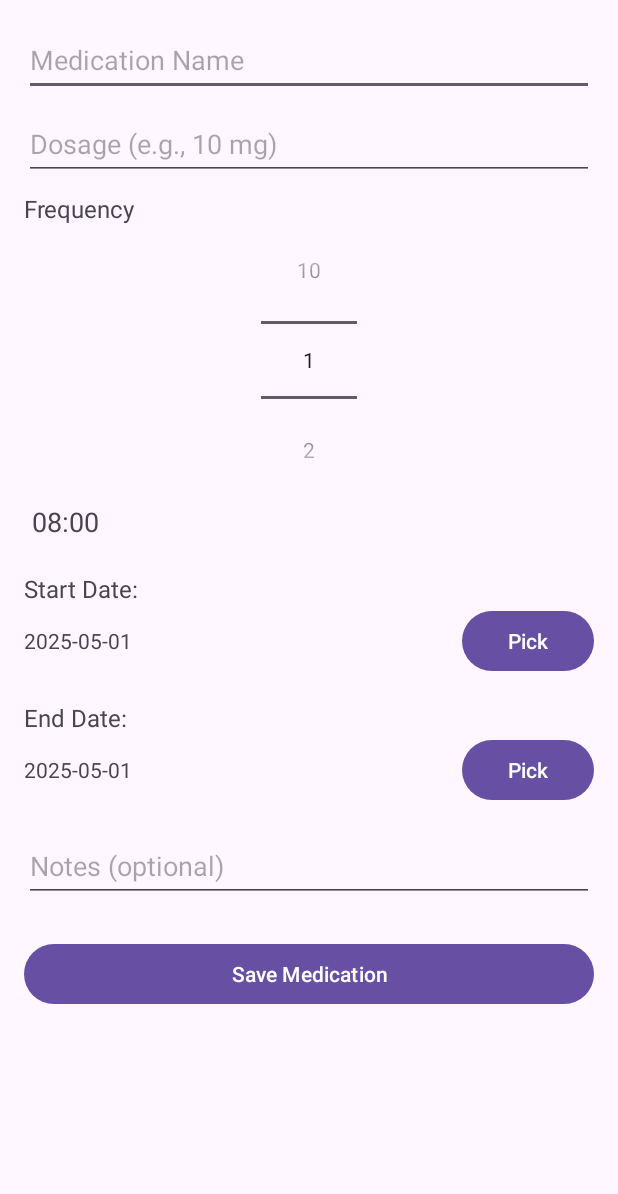
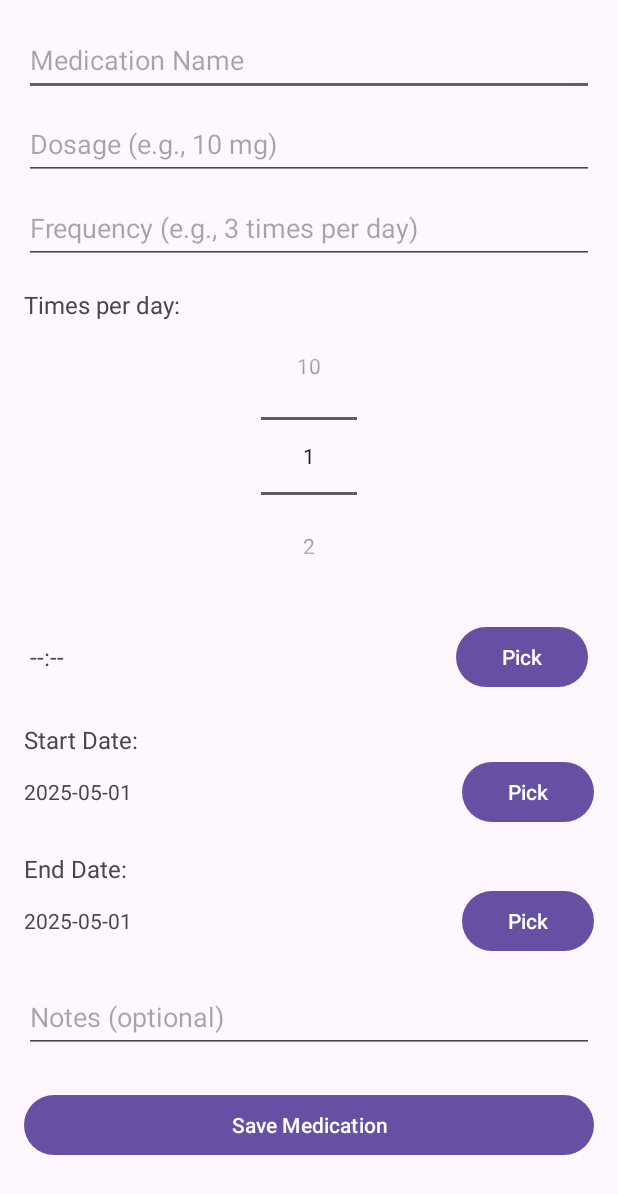
Before and after one commit to OmarBouat/MediAssist, an Android app: the AddMedicationActivity screen opened directly, with no data from a screen before it, on a phone screen of 412 x 824 dp. Shown: the top 1194 px of the screen. Run offline under Robolectric (Android 15) with nearby library versions, the phone set to English and light mode, and no system bars.

```diff
--- a/app/build.gradle
+++ b/app/build.gradle
@@ -34,6 +34,7 @@ dependencies {
     implementation libs.material
     implementation libs.activity
     implementation libs.constraintlayout
+    implementation libs.firebase.crashlytics.buildtools
     testImplementation libs.junit
     androidTestImplementation libs.ext.junit
     androidTestImplementation libs.espresso.core
--- a/app/src/main/java/com/mellah/mediassist/AddMedicationActivity.java
+++ b/app/src/main/java/com/mellah/mediassist/AddMedicationActivity.java
@@ -2,13 +2,17 @@ package com.mellah.mediassist;
 
 import android.app.DatePickerDialog;
 import android.app.TimePickerDialog;
+import android.content.SharedPreferences;
 import android.os.Bundle;
-import android.util.Pair;
+import android.view.LayoutInflater;
+import android.view.View;
 import android.widget.Button;
+import android.widget.DatePicker;
 import android.widget.EditText;
 import android.widget.LinearLayout;
 import android.widget.NumberPicker;
 import android.widget.TextView;
+import android.widget.TimePicker;
 import android.widget.Toast;
 
 import androidx.appcompat.app.AppCompatActivity;
@@ -20,170 +24,137 @@ import java.util.Calendar;
 import java.util.List;
 
 public class AddMedicationActivity extends AppCompatActivity {
-    private EditText etName, etDosage, etNotes;
+    private EditText etName, etDosage, etFrequency, etNotes;
     private TextView tvStartDate, tvEndDate;
     private Button btnPickStartDate, btnPickEndDate, btnSave;
+    private NumberPicker npTimesPerDay;
+    private LinearLayout llTimePickers;
     private MediAssistDatabaseHelper dbHelper;
-    private LinearLayout timePickersLayout;
-    private NumberPicker frequencyPicker;
-
-    private int startYear, startMonth, startDay;
-    private int endYear, endMonth, endDay;
-    private List<Pair<Integer, Integer>> medicationTimes;
+    private LayoutInflater inflater;
+    private Calendar calendar;
 
     @Override
     protected void onCreate(Bundle savedInstanceState) {
         super.onCreate(savedInstanceState);
         setContentView(R.layout.activity_add_medication);
 
-        // Initialize UI elements
-        etName = findViewById(R.id.etMedName);
-        etDosage = findViewById(R.id.etMedDosage);
-        etNotes = findViewById(R.id.etMedNotes);
-        tvStartDate = findViewById(R.id.tvStartDate);
-        tvEndDate = findViewById(R.id.tvEndDate);
+        // Initialize views
+        etName       = findViewById(R.id.etMedName);
+        etDosage     = findViewById(R.id.etMedDosage);
+        etFrequency  = findViewById(R.id.etMedFrequency);
+        etNotes      = findViewById(R.id.etMedNotes);
+        tvStartDate  = findViewById(R.id.tvStartDate);
+        tvEndDate    = findViewById(R.id.tvEndDate);
         btnPickStartDate = findViewById(R.id.btnPickStartDate);
-        btnPickEndDate = findViewById(R.id.btnPickEndDate);
-        btnSave = findViewById(R.id.btnSaveMed);
-        timePickersLayout = findViewById(R.id.timePickersLayout);
-        frequencyPicker = findViewById(R.id.frequencyPicker);
+        btnPickEndDate   = findViewById(R.id.btnPickEndDate);
+        npTimesPerDay = findViewById(R.id.npTimesPerDay);
+        llTimePickers = findViewById(R.id.llTimePickers);
+        btnSave      = findViewById(R.id.btnSaveMed);
 
-        // Initialize member variables
-        medicationTimes = new ArrayList<>();
+        dbHelper     = new MediAssistDatabaseHelper(this);
+        inflater     = LayoutInflater.from(this);
+        calendar     = Calendar.getInstance();
 
-        // Set up the NumberPicker for frequency
-        frequencyPicker.setMinValue(1);
-        frequencyPicker.setMaxValue(10);
+        // Setup Date Pickers
+        final int year  = calendar.get(Calendar.YEAR);
+        final int month = calendar.get(Calendar.MONTH);
+        final int day   = calendar.get(Calendar.DAY_OF_MONTH);
+        updateDateText(tvStartDate, year, month, day);
+        updateDateText(tvEndDate, year, month, day);
 
-        // Initialize the database helper
-        dbHelper = new MediAssistDatabaseHelper(this);
+        btnPickStartDate.setOnClickListener(v -> new DatePickerDialog(
+                AddMedicationActivity.this,
+                (view, y, m, d) -> updateDateText(tvStartDate, y, m, d),
+                year, month, day).show());
 
-        // Initialize current date values
-        Calendar cal = Calendar.getInstance();
-        startYear = endYear = cal.get(Calendar.YEAR);
-        startMonth = endMonth = cal.get(Calendar.MONTH);
-        startDay = endDay = cal.get(Calendar.DAY_OF_MONTH);
-        updateStartDateDisplay();
-        updateEndDateDisplay();
+        btnPickEndDate.setOnClickListener(v -> new DatePickerDialog(
+                AddMedicationActivity.this,
+                (view, y, m, d) -> updateDateText(tvEndDate, y, m, d),
+                year, month, day).show());
 
-        // Set up DatePicker dialogs
-        btnPickStartDate.setOnClickListener(v -> {
-            DatePickerDialog dpd = new DatePickerDialog(
-                    AddMedicationActivity.this,
-                    (view, year, month, dayOfMonth) -> {
-                        startYear = year;
-                        startMonth = month;
-                        startDay = dayOfMonth;
-                        updateStartDateDisplay();
-                    }, startYear, startMonth, startDay);
-            dpd.show();
-        });
+        // Setup NumberPicker
+        npTimesPerDay.setMinValue(1);
+        npTimesPerDay.setMaxValue(10);
+        npTimesPerDay.setValue(1);
+        generateTimePickers(1);
 
-        btnPickEndDate.setOnClickListener(v -> {
-            DatePickerDialog dpd = new DatePickerDialog(
-                    AddMedicationActivity.this,
-                    (view, year, month, dayOfMonth) -> {
-                        endYear = year;
-                        endMonth = month;
-                        endDay = dayOfMonth;
-                        updateEndDateDisplay();
-                    }, endYear, endMonth, endDay);
-            dpd.show();
-        });
+        npTimesPerDay.setOnValueChangedListener((picker, oldVal, newVal) ->
+                generateTimePickers(newVal)
+        );
 
-        // Initialize time pickers based on the initial frequency
-        updateTimePickers();
-
-        // Set listener for frequency changes
-        frequencyPicker.setOnValueChangedListener((picker, oldVal, newVal) -> updateTimePickers());
-
-        // Set up the "Save" button
+        // Save button
         btnSave.setOnClickListener(v -> saveMedication());
     }
 
-    private void updateTimePickers() {
-        int frequency = frequencyPicker.getValue();
+    /**
+     * Dynamically generates time-picker rows based on count.
+     */
+    private void generateTimePickers(int count) {
+        llTimePickers.removeAllViews();
+        for (int i = 0; i < count; i++) {
+            View timeView = inflater.inflate(R.layout.time_picker_item, llTimePickers, false);
+            TextView tvTimeLabel = timeView.findViewById(R.id.tvTimeLabel);
+            Button btnPickTime  = timeView.findViewById(R.id.btnPickTime);
 
-        // Remove existing time pickers
-        timePickersLayout.removeAllViews();
-        medicationTimes.clear();
+            btnPickTime.setOnClickListener(v -> {
+                int h = calendar.get(Calendar.HOUR_OF_DAY);
+                int m = calendar.get(Calendar.MINUTE);
+                new TimePickerDialog(
+                        AddMedicationActivity.this,
+                        (TimePicker view, int hourOfDay, int minute) ->
+                                tvTimeLabel.setText(String.format("%02d:%02d", hourOfDay, minute)),
+                        h, m, true
+                ).show();
+            });
 
-        // Add new time pickers based on the frequency
-        for (int i = 0; i < frequency; i++) {
-            addTimePicker(i);
+            llTimePickers.addView(timeView);
         }
     }
 
-    // Method to add a time picker dynamically
-    private void addTimePicker(int index) {
-        final TextView timeView = new TextView(this);
+    /**
+     * Reads inputs, validates, serializes times, and saves to database.
+     */
+    private void saveMedication() {
+        String name      = etName.getText().toString().trim();
+        String dosage    = etDosage.getText().toString().trim();
+        String freq      = etFrequency.getText().toString().trim();
+        String startDate = tvStartDate.getText().toString();
+        String endDate   = tvEndDate.getText().toString();
+        String notes     = etNotes.getText().toString().trim();
 
-        // Calculate default time based on index
-        int defaultHour = 8 + (index * 4); // 8:00, 12:00, 16:00, etc.
-        if (defaultHour >= 24) {
-            defaultHour -= 24;
-        }
-        final int finalDefaultHour = defaultHour;
-        int defaultMinute = 0;
-
-        timeView.setText(String.format("%02d:%02d", finalDefaultHour, defaultMinute));
-        timeView.setTextSize(18);
-        timeView.setPadding(8, 8, 8, 8);
-        timeView.setClickable(true);
-        medicationTimes.add(new Pair<>(finalDefaultHour, defaultMinute));
-        timeView.setOnClickListener(v -> {
-            TimePickerDialog tpd = new TimePickerDialog(
-                    AddMedicationActivity.this,
-                    (view, hourOfDay, minute) -> {
-                        timeView.setText(String.format("%02d:%02d", hourOfDay, minute));
-                        medicationTimes.set(index, new Pair<>(hourOfDay, minute));
-                    }, finalDefaultHour, defaultMinute, true);
-            tpd.show();
-        });
-        timePickersLayout.addView(timeView);
-    }
-
-    // Method to handle saving the medication
-    private void saveMedication() {
-        String name = etName.getText().toString().trim();
-        String dosage = etDosage.getText().toString().trim();
-        String notes = etNotes.getText().toString().trim();
-
-        // Basic input validation
-        if (name.isEmpty() || dosage.isEmpty()) {
-            Toast.makeText(this, "Fill name, dosage and frequency", Toast.LENGTH_SHORT).show();
+        if (name.isEmpty() || dosage.isEmpty() || freq.isEmpty()) {
+            Toast.makeText(this, "Name, dosage, and frequency are required", Toast.LENGTH_SHORT).show();
             return;
         }
 
-        // Get the selected frequency from the NumberPicker
-        int frequency = frequencyPicker.getValue();
+        // Collect times
+        List<String> timesList = new ArrayList<>();
+        for (int i = 0; i < llTimePickers.getChildCount(); i++) {
+            View row = llTimePickers.getChildAt(i);
+            TextView tv = row.findViewById(R.id.tvTimeLabel);
+            String t = tv.getText().toString();
+            if ("--:--".equals(t)) {
+                Toast.makeText(this, "Please pick all reminder times", Toast.LENGTH_SHORT).show();
+                return;
+            }
+            timesList.add(t);
+        }
 
-        // Validate if the number of time is equal to the frequency
-        if (frequency != medicationTimes.size()) {
-            Toast.makeText(this, "Add all the time please", Toast.LENGTH_SHORT).show();
+        // Serialize to JSON
+        String timesJson = new Gson().toJson(timesList);
+
+        // Retrieve current user
+        SharedPreferences prefs = getSharedPreferences("MediAssistPrefs", MODE_PRIVATE);
+        int userId = prefs.getInt("currentUserId", -1);
+        if (userId < 0) {
+            Toast.makeText(this, "User not found", Toast.LENGTH_SHORT).show();
             return;
         }
 
-        // Format start and end dates
-        String startDate = String.format("%04d-%02d-%02d", startYear, startMonth + 1, startDay);
-        String endDate = String.format("%04d-%02d-%02d", endYear, endMonth + 1, endDay);
-
-        // Get the user ID from SharedPreferences
-        int userId = getSharedPreferences("MediAssistPrefs", MODE_PRIVATE)
-                .getInt("currentUserId", -1);
-
-        // Convert the times from Pair<Integer, Integer> to List<String>
-        List<String> times = new ArrayList<>();
-        for (Pair<Integer, Integer> time : medicationTimes) {
-            times.add(String.format("%02d:%02d", time.first, time.second));
-        }
-
-        // Save the medication to the database
-        Gson gson = new Gson();
-        String timesJson = gson.toJson(times);
-
-        // Save the medication to the database
-        long id = dbHelper.addMedication(userId, name, dosage, String.valueOf(frequency), timesJson, startDate, endDate, notes);
+        long id = dbHelper.addMedication(
+                userId, name, dosage, freq, timesJson,
+                startDate, endDate, notes
+        );
         if (id > 0) {
             Toast.makeText(this, "Medication added", Toast.LENGTH_SHORT).show();
             finish();
@@ -192,12 +163,10 @@ public class AddMedicationActivity extends AppCompatActivity {
         }
     }
 
-    // Helper methods to update date displays
-    private void updateStartDateDisplay() {
-        tvStartDate.setText(String.format("%04d-%02d-%02d", startYear, startMonth + 1, startDay));
-    }
-
-    private void updateEndDateDisplay() {
-        tvEndDate.setText(String.format("%04d-%02d-%02d", endYear, endMonth + 1, endDay));
+    /**
+     * Helper to set TextView date text.
+     */
+    private void updateDateText(TextView tv, int y, int m, int d) {
+        tv.setText(String.format("%04d-%02d-%02d", y, m + 1, d));
     }
 }
--- a/app/src/main/res/layout/activity_add_medication.xml
+++ b/app/src/main/res/layout/activity_add_medication.xml
@@ -1,5 +1,6 @@
 <?xml version="1.0" encoding="utf-8"?>
-<ScrollView xmlns:android="http://schemas.android.com/apk/res/android"
+<ScrollView
+    xmlns:android="http://schemas.android.com/apk/res/android"
     android:layout_width="match_parent"
     android:layout_height="match_parent"
     android:padding="16dp">
@@ -9,6 +10,7 @@
         android:layout_height="wrap_content"
         android:orientation="vertical">
 
+        <!-- Medication details -->
         <EditText
             android:id="@+id/etMedName"
             android:layout_width="match_parent"
@@ -24,44 +26,55 @@
             android:hint="Dosage (e.g., 10 mg)"
             android:minHeight="48dp" />
 
-        <TextView
+        <EditText
+            android:id="@+id/etMedFrequency"
             android:layout_width="match_parent"
             android:layout_height="wrap_content"
             android:layout_marginTop="8dp"
-            android:text="Frequency"
+            android:hint="Frequency (e.g., 3 times per day)"
+            android:minHeight="48dp" />
+
+        <!-- Number of reminders per day -->
+        <TextView
+            android:layout_width="wrap_content"
+            android:layout_height="wrap_content"
+            android:layout_marginTop="16dp"
+            android:text="Times per day:"
             android:textSize="16sp" />
 
         <NumberPicker
-            android:id="@+id/frequencyPicker"
+            android:id="@+id/npTimesPerDay"
             android:layout_width="wrap_content"
             android:layout_height="wrap_content"
-            android:layout_gravity="center_horizontal" />
+            android:layout_marginBottom="16dp"
+            android:layout_gravity="center_horizontal"
+            />
 
-        <!-- Layout to hold added time pickers -->
+
+        <!-- Container for dynamic time pickers -->
         <LinearLayout
-            android:id="@+id/timePickersLayout"
+            android:id="@+id/llTimePickers"
             android:layout_width="match_parent"
             android:layout_height="wrap_content"
             android:orientation="vertical" />
 
+        <!-- Start & End date pickers -->
         <TextView
-            android:layout_width="wrap_content"
-            android:layout_height="wrap_content"
             android:layout_marginTop="16dp"
             android:text="Start Date:"
-            android:textSize="16sp" />
+            android:textSize="16sp"
+            android:layout_height="wrap_content"
+            android:layout_width="wrap_content"/>
 
         <LinearLayout
             android:layout_width="match_parent"
             android:layout_height="wrap_content"
             android:orientation="horizontal">
-
             <TextView
                 android:id="@+id/tvStartDate"
                 android:layout_width="0dp"
-                android:layout_height="wrap_content"
-                android:layout_weight="1" />
-
+                android:layout_weight="1"
+                android:layout_height="wrap_content" />
             <Button
                 android:id="@+id/btnPickStartDate"
                 android:layout_width="wrap_content"
@@ -70,23 +83,21 @@
         </LinearLayout>
 
         <TextView
-            android:layout_width="wrap_content"
-            android:layout_height="wrap_content"
             android:layout_marginTop="16dp"
             android:text="End Date:"
-            android:textSize="16sp" />
+            android:textSize="16sp"
+            android:layout_height="wrap_content"
+            android:layout_width="wrap_content"/>
 
         <LinearLayout
             android:layout_width="match_parent"
             android:layout_height="wrap_content"
             android:orientation="horizontal">
-
             <TextView
                 android:id="@+id/tvEndDate"
                 android:layout_width="0dp"
-                android:layout_height="wrap_content"
-                android:layout_weight="1" />
-
+                android:layout_weight="1"
+                android:layout_height="wrap_content" />
             <Button
                 android:id="@+id/btnPickEndDate"
                 android:layout_width="wrap_content"
@@ -94,6 +105,7 @@
                 android:text="Pick" />
         </LinearLayout>
 
+        <!-- Optional notes -->
         <EditText
             android:id="@+id/etMedNotes"
             android:layout_width="match_parent"
@@ -108,5 +120,6 @@
             android:layout_height="wrap_content"
             android:layout_marginTop="24dp"
             android:text="Save Medication" />
+
     </LinearLayout>
 </ScrollView>
--- a/app/src/main/res/layout/activity_medications.xml
+++ b/app/src/main/res/layout/activity_medications.xml
@@ -1,5 +1,6 @@
 <?xml version="1.0" encoding="utf-8"?>
-<androidx.coordinatorlayout.widget.CoordinatorLayout xmlns:android="http://schemas.android.com/apk/res/android"
+<androidx.coordinatorlayout.widget.CoordinatorLayout
+    xmlns:android="http://schemas.android.com/apk/res/android"
     xmlns:app="http://schemas.android.com/apk/res-auto"
     android:layout_width="match_parent"
     android:layout_height="match_parent">
@@ -15,7 +16,7 @@
         android:id="@+id/rvMedications"
         android:layout_width="match_parent"
         android:layout_height="match_parent"
-        app:layout_behavior="@string/appbar_scrolling_view_behavior"/>
+        app:layout_behavior="@string/appbar_scrolling_view_behavior" />
 
     <com.google.android.material.floatingactionbutton.FloatingActionButton
         android:id="@+id/fabAddMedication"
--- a/app/src/main/res/layout/item_schedule.xml
+++ b/app/src/main/res/layout/item_schedule.xml
@@ -6,14 +6,14 @@
     android:layout_height="wrap_content">
 
     <TextView
-        android:id="@+id/tvScheduleDesc"
+        android:id="@+id/tvSchedLabel"
         android:layout_width="match_parent"
         android:layout_height="wrap_content"
         android:textSize="16sp"
         android:textStyle="bold" />
 
     <TextView
-        android:id="@+id/tvScheduleDateTime"
+        android:id="@+id/tvSchedDateTime"
         android:layout_width="match_parent"
         android:layout_height="wrap_content"
         android:textSize="14sp" />
--- /dev/null
+++ b/app/src/main/res/layout/time_picker_item.xml
@@ -0,0 +1,23 @@
+<?xml version="1.0" encoding="utf-8"?>
+<LinearLayout
+    xmlns:android="http://schemas.android.com/apk/res/android"
+    android:orientation="horizontal"
+    android:layout_width="match_parent"
+    android:layout_height="wrap_content"
+    android:padding="4dp"
+    android:gravity="center_vertical">
+
+    <TextView
+        android:id="@+id/tvTimeLabel"
+        android:layout_width="0dp"
+        android:layout_weight="1"
+        android:layout_height="wrap_content"
+        android:text="--:--"
+        android:textSize="16sp" />
+
+    <Button
+        android:id="@+id/btnPickTime"
+        android:layout_width="wrap_content"
+        android:layout_height="wrap_content"
+        android:text="Pick" />
+</LinearLayout>
--- a/gradle/libs.versions.toml
+++ b/gradle/libs.versions.toml
@@ -7,6 +7,7 @@ appcompat = "1.7.0"
 material = "1.12.0"
 activity = "1.10.0"
 constraintlayout = "2.2.0"
+firebaseCrashlyticsBuildtools = "3.0.3"
 
 [libraries]
 junit = { group = "junit", name = "junit", version.ref = "junit" }
@@ -16,6 +17,7 @@ appcompat = { group = "androidx.appcompat", name = "appcompat", version.ref = "a
 material = { group = "com.google.android.material", name = "material", version.ref = "material" }
 activity = { group = "androidx.activity", name = "activity", version.ref = "activity" }
 constraintlayout = { group = "androidx.constraintlayout", name = "constraintlayout", version.ref = "constraintlayout" }
+firebase-crashlytics-buildtools = { group = "com.google.firebase", name = "firebase-crashlytics-buildtools", version.ref = "firebaseCrashlyticsBuildtools" }
 
 [plugins]
 android-application = { id = "com.android.application", version.ref = "agp" }
```
Also changed, not shown: app/src/main/res/layout/item_medication.xml (+15 -4 lines).
